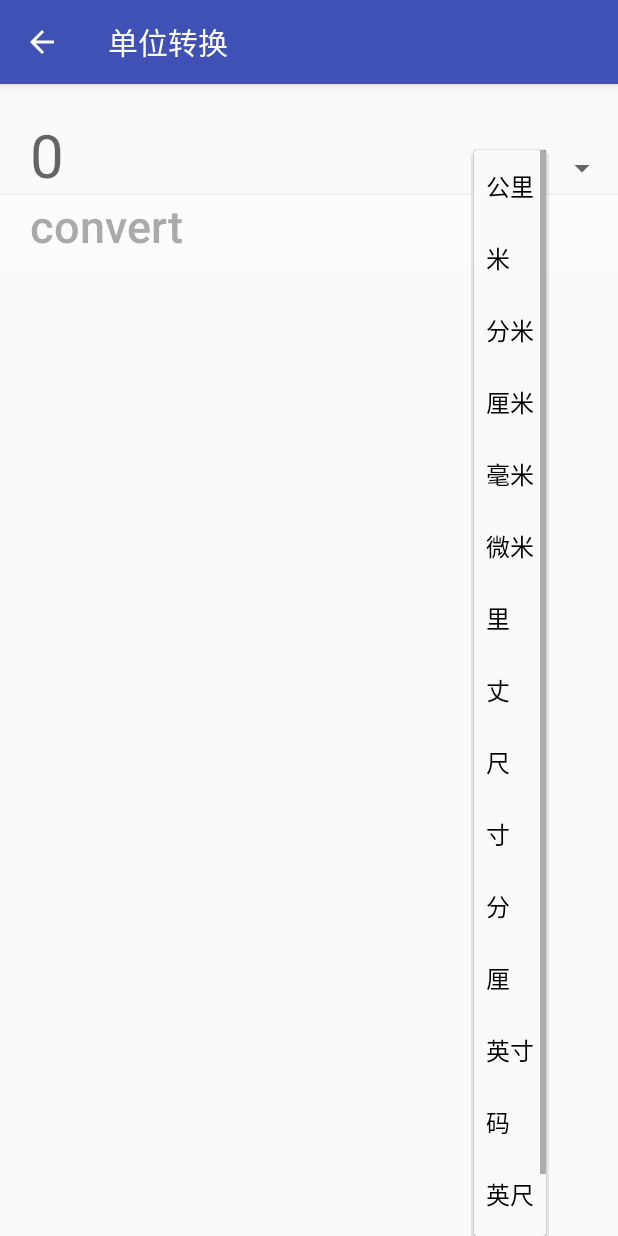
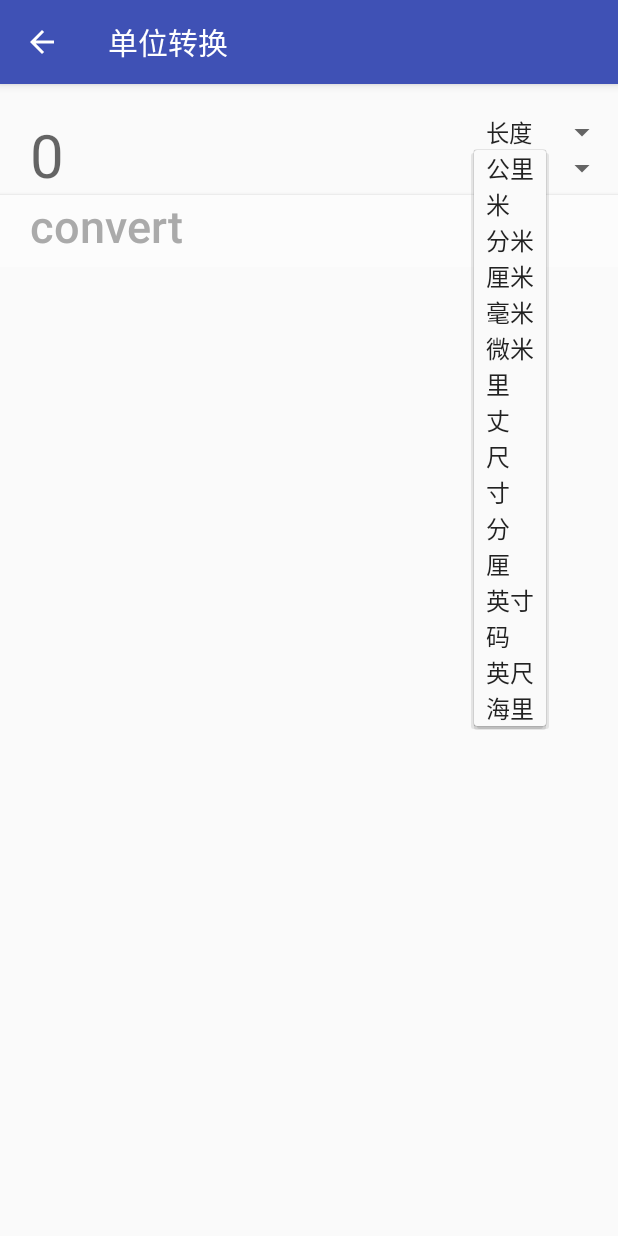
Before and after one commit to yuzlee/AndroidCourse, an Android app: the UnitConversionActivity screen opened directly, with no data from a screen before it, after a tap on "公里", on a phone screen of 412 x 824 dp. Run offline under Robolectric (Android 15) with nearby library versions, the phone set to English and light mode, and no system bars.

Commit message:
[calculator] fix bugs in unit conversion

```diff
--- a/Calculator/app/src/main/java/rolrence/calculator/UnitConversionActivity.kt
+++ b/Calculator/app/src/main/java/rolrence/calculator/UnitConversionActivity.kt
@@ -5,10 +5,12 @@ import android.support.v7.app.AppCompatActivity
 import android.os.Bundle
 import android.os.Handler
 import android.os.Message
+import android.util.Log
 import android.view.View
 import android.view.inputmethod.InputMethodManager
 import android.widget.AdapterView
 import android.widget.ArrayAdapter
+import android.widget.SimpleAdapter
 import kotlinx.android.synthetic.main.activity_unit_conversion.*
 import rolrence.calculator.converter.MeasureUnit
 
@@ -20,7 +22,7 @@ class UnitConversionActivity : AppCompatActivity() {
             val converter = bundle.getStringArray("converter")
 
             val imm = getSystemService(Context.INPUT_METHOD_SERVICE) as InputMethodManager
-            imm.toggleSoftInput(0, InputMethodManager.HIDE_NOT_ALWAYS)
+            imm.hideSoftInputFromWindow(window.decorView.windowToken, 0)
 
             listExchangeRate.adapter = ArrayAdapter<String>(
                     this@UnitConversionActivity,
@@ -32,15 +34,31 @@ class UnitConversionActivity : AppCompatActivity() {
         super.onCreate(savedInstanceState)
         setContentView(R.layout.activity_unit_conversion)
 
+        spinnerInputType.onItemSelectedListener = object : AdapterView.OnItemSelectedListener {
+            override fun onNothingSelected(parent: AdapterView<*>?) {}
+            override fun onItemSelected(parent: AdapterView<*>?, view: View?, position: Int, id: Long) {
+                spinnerInputUnit.adapter = ArrayAdapter<String>(
+                        this@UnitConversionActivity,
+                        android.R.layout.simple_spinner_item,
+                        when (spinnerInputType.selectedItem.toString()) {
+                            "长度" -> resources.getStringArray(R.array.length_unit_list)
+                            "面积" -> resources.getStringArray(R.array.area_unit_list)
+                            "重量" -> resources.getStringArray(R.array.weight_unit_list)
+                            else -> resources.getStringArray(R.array.length_unit_list)
+                        })
+            }
+        }
+
         btnConvert.setOnClickListener {
             Thread {
                 val input = txtInput.text.toString()
                 val inputType = spinnerInputType.selectedItem.toString()
+                val inputUnit = spinnerInputUnit.selectedItem.toString()
 
                 if (input != "") {
                     val msg = Message()
                     val bundle = Bundle()
-                    bundle.putStringArray("converter", MeasureUnit.list(input, inputType).map {
+                    bundle.putStringArray("converter", MeasureUnit.list(inputType, input, inputUnit).map {
                         "$input $inputType = ${it.value} ${it.key}"
                     }.toTypedArray())
                     msg.data = bundle
--- a/Calculator/app/src/main/res/layout/activity_exchange_rate.xml
+++ b/Calculator/app/src/main/res/layout/activity_exchange_rate.xml
@@ -20,6 +20,7 @@
             android:layout_columnWeight="5"
             android:background="@null"
             android:hint="0"
+            android:inputType="number"
             android:paddingLeft="20dp"
             android:textSize="40sp" />
 
--- a/Calculator/app/src/main/res/layout/activity_unit_conversion.xml
+++ b/Calculator/app/src/main/res/layout/activity_unit_conversion.xml
@@ -18,15 +18,20 @@
             android:id="@+id/txtInput"
             android:layout_columnSpan="5"
             android:layout_columnWeight="5"
+            android:layout_rowSpan="2"
             android:background="@null"
             android:hint="0"
+            android:inputType="number"
             android:paddingLeft="20dp"
             android:textSize="40sp" />
 
         <Spinner
             android:id="@+id/spinnerInputType"
-            android:entries="@array/unit_list"
-            android:gravity="end" />
+            android:entries="@array/unit_kind_list" />
+
+        <Spinner
+            android:id="@+id/spinnerInputUnit"
+            android:entries="@array/length_unit_list" />
 
         <Button
             android:id="@+id/btnConvert"
--- a/Calculator/app/src/main/res/values/array.xml
+++ b/Calculator/app/src/main/res/values/array.xml
@@ -15,7 +15,12 @@
         <item>新加坡元</item>
         <item>台币</item>
     </string-array>
-    <string-array name="unit_list">
+    <string-array name="unit_kind_list">
+        <item>长度</item>
+        <item>面积</item>
+        <item>重量</item>
+    </string-array>
+    <string-array name="length_unit_list">
         <item>公里</item>
         <item>米</item>
         <item>分米</item>
@@ -33,4 +38,41 @@
         <item>英尺</item>
         <item>海里</item>
     </string-array>
+    <string-array name="area_unit_list">
+        <item>平方公里"</item>
+        <item>平方米"</item>
+        <item>平方分米"</item>
+        <item>平方厘米"</item>
+        <item>平方毫米"</item>
+        <item>平方英里"</item>
+        <item>平方英尺"</item>
+        <item>平方英寸"</item>
+        <item>公顷"</item>
+        <item>平方码"</item>
+        <item>市亩"</item>
+        <item>英亩"</item>
+    </string-array>
+    <string-array name="weight_unit_list">
+        <item>吨"</item>
+        <item>公斤"</item>
+        <item>克"</item>
+        <item>毫克"</item>
+        <item>市斤"</item>
+        <item>担"</item>
+        <item>两"</item>
+        <item>钱"</item>
+        <item>金衡磅"</item>
+        <item>金衡盎司"</item>
+        <item>英钱"</item>
+        <item>金衡格令"</item>
+        <item>长吨"</item>
+        <item>短吨"</item>
+        <item>英担"</item>
+        <item>美担"</item>
+        <item>英石"</item>
+        <item>磅"</item>
+        <item>盎司"</item>
+        <item>打兰"</item>
+        <item>格令"</item>
+    </string-array>
 </resources>
```
Also changed, not shown: Calculator/app/src/main/java/rolrence/calculator/converter/MeasureUnit.kt (+45 -4 lines).
